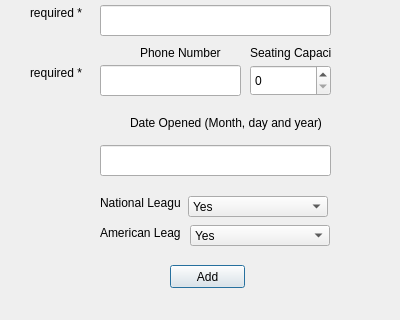
Before: the Qt Designer form stadiummodify.ui in scottoberman/findingnemo, drawn with Qt 5; both pictures show x 0 to 400 and y 185 to 505 of the 400 by 505 pixel window.
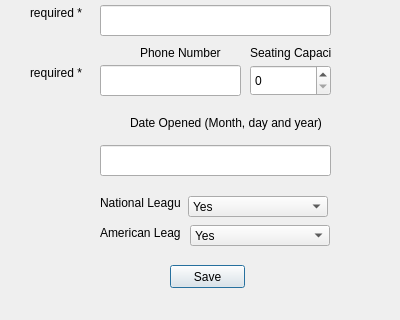
After: the same form once the commit is applied.

The edit to the form file:
```diff
--- a/stadiummodify.ui
+++ b/stadiummodify.ui
@@ -125,7 +125,7 @@
     </rect>
    </property>
    <property name="text">
-    <string>Add</string>
+    <string>Save</string>
    </property>
   </widget>
   <widget class="QLabel" name="error3">
```
